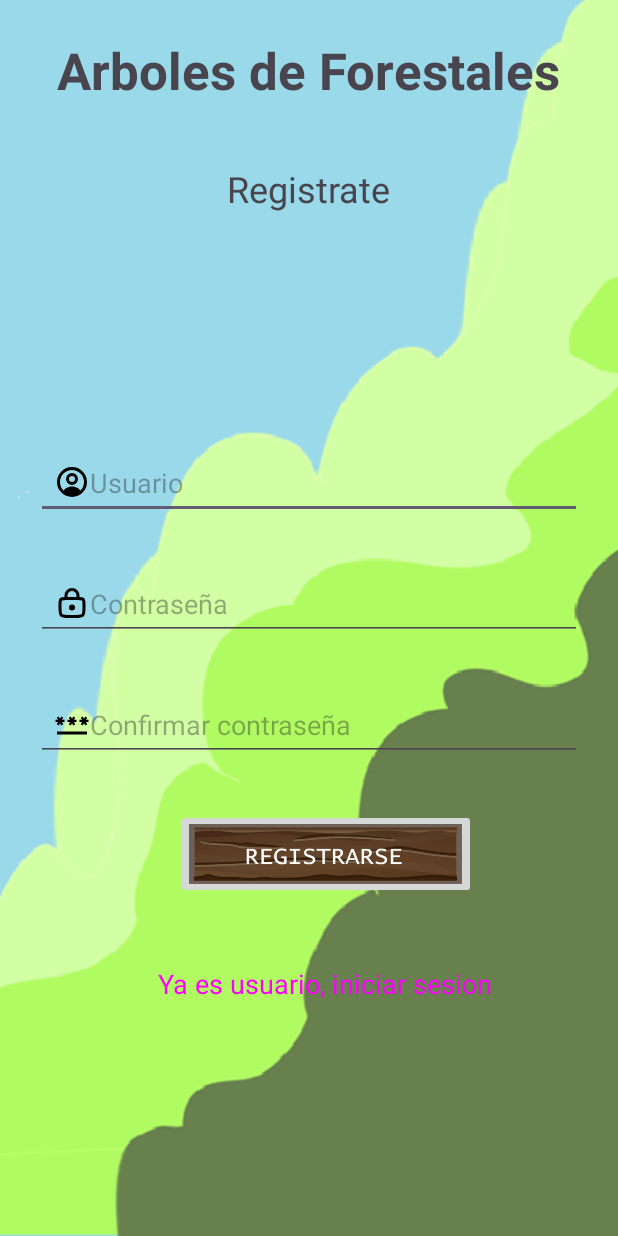
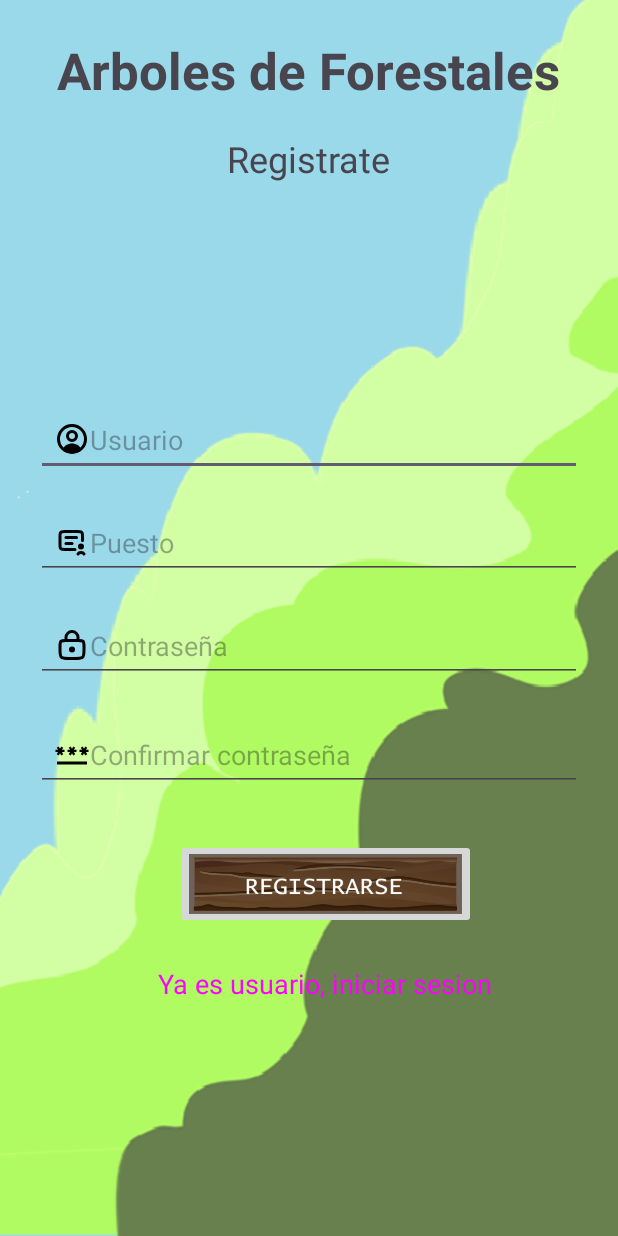
Before and after one commit to Veca-LAG/Forestales, an Android app: the RegisterActivity screen opened directly, with no data from a screen before it, after a tap on "Cargar datos", on a phone screen of 412 x 824 dp. Run offline under Robolectric (Android 15) with nearby library versions, the phone set to English and light mode, and no system bars.

Commit message:
cambios faltan cosas

```diff
--- a/app/src/main/java/com/example/forestales/DatabaseHelper.java
+++ b/app/src/main/java/com/example/forestales/DatabaseHelper.java
@@ -14,7 +14,7 @@ public class DatabaseHelper extends SQLiteOpenHelper {
     }
     @Override
     public  void onCreate(SQLiteDatabase MyDatabase){
-        MyDatabase.execSQL("create Table users(email Text primary key, password TEXT)");
+        MyDatabase.execSQL("create Table users(email Text primary key, password TEXT, job TEXT)");
         MyDatabase.execSQL("create Table arboles(numero INTEGER  primary key, nombreCientifico TEXT, nombreComun TEXT, " +
                 " tipoFuste TEXT, diametroFuste REAL, diametroFusteM REAL, altura REAL," +
                 "porHojas INTEGER, porFlores INTEGER, porFrutos INTEGER, madurezFruto TEXT, estadoHojas TEXT, " +
@@ -30,11 +30,12 @@ public class DatabaseHelper extends SQLiteOpenHelper {
         MyDB.execSQL("drop Table if exists fotos");
     }
 
-    public Boolean insertUser(String email, String password){
+    public Boolean insertUser(String email, String password, String job){
         SQLiteDatabase MyDatabase = this.getWritableDatabase();
         ContentValues contentValues = new ContentValues();
         contentValues.put("email", email);
         contentValues.put("password", password);
+        contentValues.put("job", job);
         long result = MyDatabase.insert("users", null, contentValues);
 
         if (result == -1) {
--- a/app/src/main/java/com/example/forestales/MainActivity.java
+++ b/app/src/main/java/com/example/forestales/MainActivity.java
@@ -17,13 +17,14 @@ public class MainActivity extends AppCompatActivity {
     @Override
     protected void onCreate(Bundle savedInstanceState) {
         super.onCreate(savedInstanceState);
-        /*EdgeToEdge.enable(this);
+        EdgeToEdge.enable(this);
         setContentView(R.layout.activity_main);
         ViewCompat.setOnApplyWindowInsetsListener(findViewById(R.id.main), (v, insets) -> {
             Insets systemBars = insets.getInsets(WindowInsetsCompat.Type.systemBars());
             v.setPadding(systemBars.left, systemBars.top, systemBars.right, systemBars.bottom);
             return insets;
-        });*/
+        });
+
         RadioGroup tipoFusteRadioGroup = findViewById(R.id.tipoFusteRadioGroup);
         RadioButton regularRadio = findViewById(R.id.regular);
         RadioButton irregularRadio = findViewById(R.id.irregular);
--- a/app/src/main/java/com/example/forestales/RegisterActivity.java
+++ b/app/src/main/java/com/example/forestales/RegisterActivity.java
@@ -25,15 +25,16 @@ public class RegisterActivity extends AppCompatActivity {
                 String email = binding.registerEmail.getText().toString();
                 String password = binding.registerPassword.getText().toString();
                 String confirmPassword = binding.registerConfirm.getText().toString();
+                String job = binding.registerJob.getText().toString();
 
-                if(email.equals("")||password.equals("")||confirmPassword.equals(""))
+                if(email.equals("")||password.equals("")||confirmPassword.equals("")||job.equals(""))
                     Toast.makeText(RegisterActivity.this, "Todos los campos son obligatorios", Toast.LENGTH_SHORT).show();
                 else{
                     if(password.equals(confirmPassword)){
                         Boolean checkUserEmail = databaseHelper.checkEmail(email);
 
                         if(checkUserEmail == false){
-                            Boolean insert = databaseHelper.insertUser(email, password);
+                            Boolean insert = databaseHelper.insertUser(email, password, job);
                             if(insert == true){
                                 Toast.makeText(RegisterActivity.this, "Signup Successfully!", Toast.LENGTH_SHORT).show();
                                 Intent intent = new Intent(getApplicationContext(),LoginActivity.class);
--- a/app/src/main/res/layout/activity_register.xml
+++ b/app/src/main/res/layout/activity_register.xml
@@ -26,41 +26,56 @@ xmlns:tools="http://schemas.android.com/tools"
         android:layout_width="wrap_content"
         android:layout_height="wrap_content"
         android:layout_gravity="center_horizontal"
-        android:layout_marginTop="40dp"
+        android:layout_marginTop="20dp"
         android:gravity="center"
         android:text="Registrate"
         android:textSize="24sp"
-        app:layout_constraintBottom_toTopOf="@+id/registerEmail"
+
         app:layout_constraintEnd_toEndOf="parent"
         app:layout_constraintHorizontal_bias="0.498"
         app:layout_constraintStart_toStartOf="parent"
-        app:layout_constraintTop_toBottomOf="@+id/textViewTitle"
-        app:layout_constraintVertical_bias="0.0" />
+        app:layout_constraintTop_toBottomOf="@+id/textViewTitle" />
 
     <EditText
         android:id="@+id/registerEmail"
         android:layout_width="match_parent"
         android:layout_height="wrap_content"
-        android:layout_marginBottom="32dp"
+        android:layout_marginBottom="20dp"
         android:drawableStart="@drawable/baseline_user"
         android:hint="Usuario"
         android:inputType="textEmailAddress"
         android:padding="12dp"
+        app:layout_constraintBottom_toTopOf="@+id/registerJob"
+        app:layout_constraintEnd_toEndOf="parent"
+        app:layout_constraintHorizontal_bias="0.0"
+        app:layout_constraintStart_toStartOf="parent" />
+
+    <EditText
+        android:id="@+id/registerJob"
+        android:layout_width="match_parent"
+        android:layout_height="wrap_content"
+        android:layout_marginBottom="20dp"
+        android:drawableStart="@drawable/baseline_puesto"
+        android:hint="Puesto"
+        android:inputType="textEmailAddress"
+        android:padding="12dp"
         app:layout_constraintBottom_toTopOf="@+id/registerPassword"
         app:layout_constraintEnd_toEndOf="parent"
+        app:layout_constraintHorizontal_bias="0.0"
         app:layout_constraintStart_toStartOf="parent" />
 
     <EditText
         android:id="@+id/registerPassword"
         android:layout_width="match_parent"
         android:layout_height="wrap_content"
-        android:layout_marginBottom="32dp"
+        android:layout_marginBottom="24dp"
         android:drawableStart="@drawable/baseline_lock"
         android:hint="Contraseña"
         android:inputType="textPassword"
         android:padding="12dp"
         app:layout_constraintBottom_toTopOf="@+id/registerConfirm"
         app:layout_constraintEnd_toEndOf="parent"
+        app:layout_constraintHorizontal_bias="0.0"
         app:layout_constraintStart_toStartOf="parent" />
 
     <EditText
@@ -73,13 +88,14 @@ xmlns:tools="http://schemas.android.com/tools"
         android:padding="12dp"
         app:layout_constraintBottom_toTopOf="@+id/RegisterButton"
         app:layout_constraintEnd_toEndOf="parent"
+        app:layout_constraintHorizontal_bias="0.0"
         app:layout_constraintStart_toStartOf="parent" />
 
     <ImageButton
         android:id="@+id/RegisterButton"
         android:layout_width="200dp"
         android:layout_height="60dp"
-        android:layout_marginBottom="44dp"
+        android:layout_marginBottom="24dp"
         android:contentDescription="@string/load_button_desc"
         android:scaleType="centerCrop"
         android:textAlignment="center"
```
